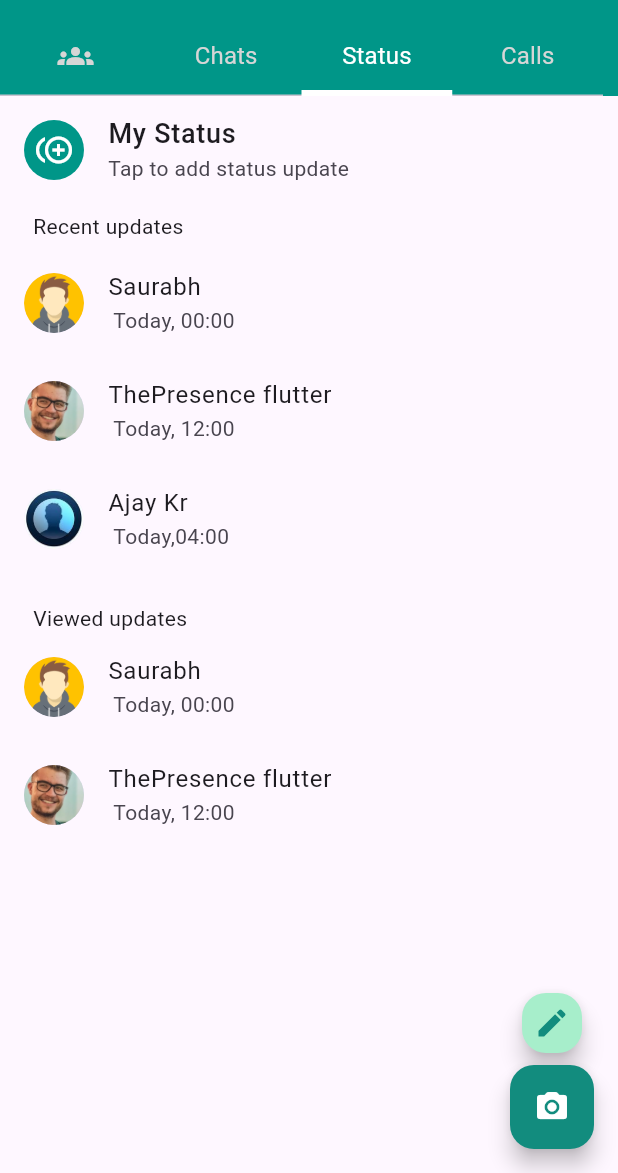
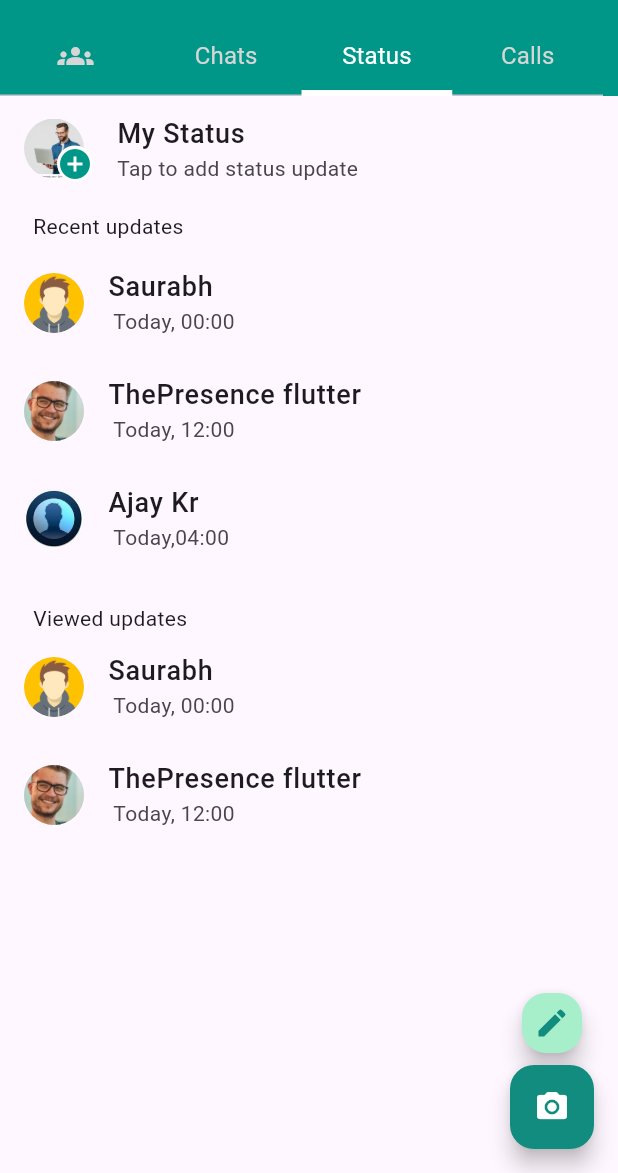
Before and after one commit to saurabhkumar-sk/flutter, a Flutter app: the screen it shows after launch, tab 2 chosen, on a phone screen of 412 x 824 dp, the part 63-1236 px from its top. Run offline on Flutter 3.47's test engine with Material 2 defaults, Android fonts, the phone set to English and light mode, and no system bars.

Commit message:
add_chatting_screen_in_whatsapp_and_fixed_mystatus_icon

```diff
--- a/flipkart/lib/whatsapp_clone/screens/edit_stauts_screen.dart
+++ b/flipkart/lib/whatsapp_clone/screens/edit_stauts_screen.dart
@@ -8,7 +8,7 @@ class EditStatusScreen extends StatelessWidget {
     return Scaffold(
       backgroundColor: const Color.fromARGB(255, 76, 138, 5),
       appBar: AppBar(
-        automaticallyImplyLeading: false,
+        // automaticallyImplyLeading: false,
         backgroundColor: const Color.fromRGBO(0, 0, 0, 0),
         leading: GestureDetector(
           onTap: () {
--- a/flipkart/lib/whatsapp_clone/tabbar/community_tabbar.dart
+++ b/flipkart/lib/whatsapp_clone/tabbar/community_tabbar.dart
@@ -25,7 +25,10 @@ class CommunityTabBar extends StatelessWidget {
                       color: Color.fromARGB(253, 40, 132, 122),
                     ),
                     child: const Icon(Icons.group_add_rounded)),
-                title: const Text("New community"),
+                title: const Text(
+                  "New community",
+                  style: TextStyle(fontWeight: FontWeight.w500, fontSize: 18),
+                ),
               ),
             ],
           );
--- a/flipkart/lib/whatsapp_clone/tabbar/status_tabbar.dart
+++ b/flipkart/lib/whatsapp_clone/tabbar/status_tabbar.dart
@@ -21,12 +21,8 @@ class StatusTabBar extends StatelessWidget {
               height: 40,
               width: 40,
               child: FloatingActionButton(
+                heroTag: 'edit_button',
                 onPressed: () {
-                  // log("Edit");
-                },
-                backgroundColor: const Color.fromARGB(255, 167, 238, 203),
-                child: GestureDetector(
-                  onTap: () {
                   Navigator.push(
                     context,
                     MaterialPageRoute(
@@ -34,6 +30,7 @@ class StatusTabBar extends StatelessWidget {
                     ),
                   );
                 },
+                backgroundColor: const Color.fromARGB(255, 167, 238, 203),
                 child: const Icon(
                   Icons.edit,
                   color: Color.fromRGBO(18, 140, 126, 2),
@@ -41,8 +38,8 @@ class StatusTabBar extends StatelessWidget {
               ),
             ),
           ),
-          ),
           FloatingActionButton(
+            heroTag: 'camera_button',
             onPressed: () {
               log("camera");
             },
@@ -69,18 +66,33 @@ class StatusBody extends StatelessWidget {
     return Column(
       crossAxisAlignment: CrossAxisAlignment.start,
       children: [
-        const ListTile(
-          leading: CircleAvatar(
-              backgroundColor: Colors.teal,
-              child: Icon(
-                Icons.control_point_duplicate_sharp,
+        ListTile(
+          leading: Stack(
+            children: [
+              const CircleAvatar(
+                backgroundColor: Colors.white,
+                backgroundImage: AssetImage('assets/images/dp.webp'),
+              ),
+              Padding(
+                padding: const EdgeInsets.only(left: 22, top: 18),
+                child: Container(
+                  decoration: BoxDecoration(
+                    borderRadius: BorderRadius.circular(50),
                     color: Colors.white,
-              )),
-          title: Text(
+                  ),
+                  child: const Icon(
+                    Icons.add_circle,
+                    color: Colors.teal,
+                  ),
+                ),
+              ),
+            ],
+          ),
+          title: const Text(
             "My Status",
             style: TextStyle(fontWeight: FontWeight.w500, fontSize: 18),
           ),
-          subtitle: Text("Tap to add status update"),
+          subtitle: const Text("Tap to add status update"),
         ),
         const Padding(
           padding: EdgeInsets.symmetric(horizontal: 22, vertical: 5),
@@ -101,7 +113,8 @@ class StatusBody extends StatelessWidget {
               ),
               title: Text(
                 chatList[index]['name'].toString(),
-                style: const TextStyle(fontSize: 16),
+                style:
+                    const TextStyle(fontWeight: FontWeight.w500, fontSize: 18),
               ),
               subtitle: Text(
                 chatListSubtitle[index]['time'],
@@ -127,7 +140,8 @@ class StatusBody extends StatelessWidget {
               ),
               title: Text(
                 chatList[index]['name'].toString(),
-                style: const TextStyle(fontSize: 16),
+                style:
+                    const TextStyle(fontWeight: FontWeight.w500, fontSize: 18),
               ),
               subtitle: Text(
                 chatListSubtitle[index]['time'],
```
Also changed, not shown: flipkart/lib/whatsapp_clone/screens/chatbox_contact_screen.dart (renamed from flipkart/lib/whatsapp_clone/screens/chat._screen.dart, +19 -13 lines), flipkart/lib/whatsapp_clone/screens/chatting_sccreen.dart (added, +115 -0 lines), flipkart/lib/whatsapp_clone/tabbar/calls_tabbar.dart (+8 -2 lines), flipkart/lib/whatsapp_clone/tabbar/chat_tabbar.dart (+41 -22 lines), flipkart/assets/images/dp.webp (added). Lines whose indentation alone changed are shown as unchanged.
